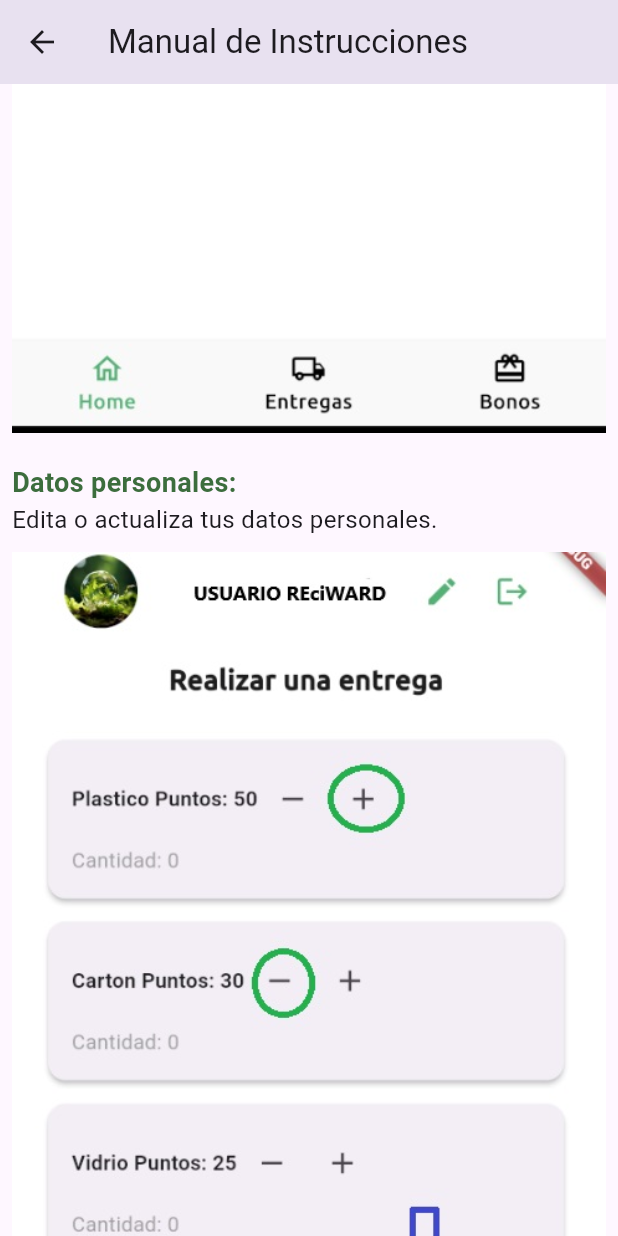
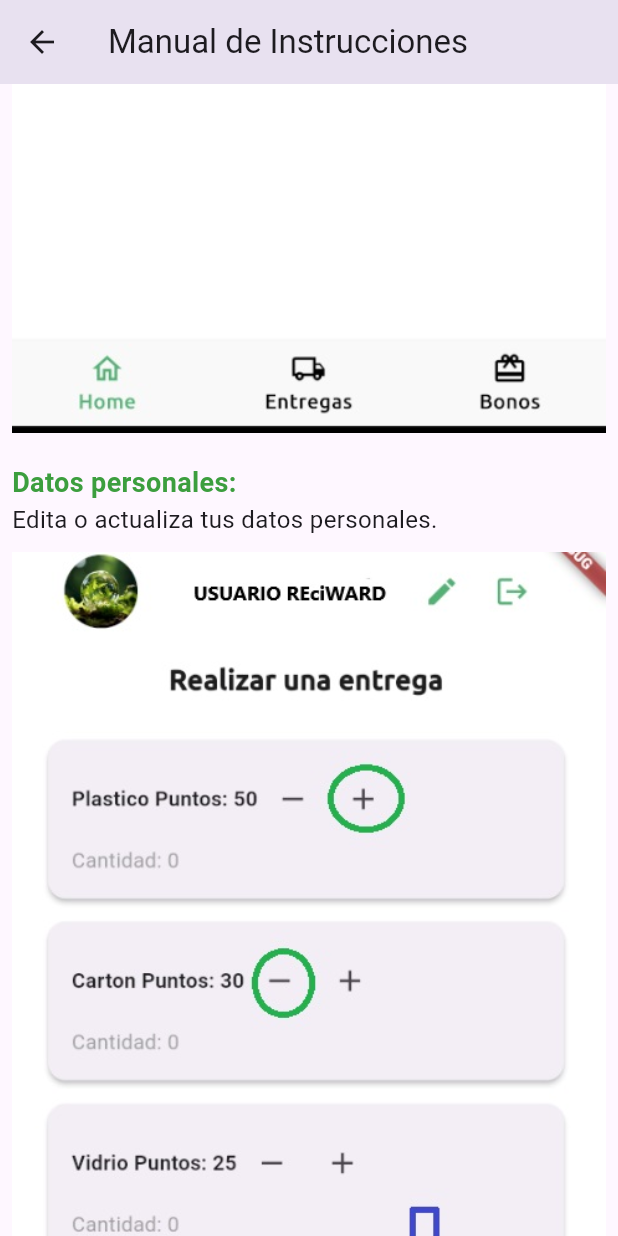
Before and after one commit to DanjVega001/Reci-ward, a Flutter app: the ManualUser screen opened by its route, scrolled down 576 dp, on a phone screen of 412 x 824 dp. Run offline on Flutter 3.47's test engine with Material 3 defaults, Android fonts, the phone set to English and light mode, and no system bars; our stand-ins replace dartz, dio, equatable, flutter_bloc, get_it, image_picker and 1 more; project files that could hold a hidden picture were left out.

Commit message:
TIPS EDITADO

```diff
--- a/reciward_flutter_app/lib/core/pages/home_page.dart
+++ b/reciward_flutter_app/lib/core/pages/home_page.dart
@@ -76,7 +76,7 @@ class _HomePageState extends State<HomePage> {
 Container(
   padding: const EdgeInsets.only(left: 15),
   child: const Text(
-    'Consejos Ambientales: Sé parte de la solución',
+    'CONSEJOS AMBIENTALES',
     style: TextStyle(
       fontSize: 19.0,
       fontWeight: FontWeight.w600,
--- a/reciward_flutter_app/lib/features/aprendiz/manual/pages/manual.dart
+++ b/reciward_flutter_app/lib/features/aprendiz/manual/pages/manual.dart
@@ -24,7 +24,7 @@ class ManualUser extends StatelessWidget {
                   style: TextStyle(
                     fontWeight: FontWeight.bold,
                     fontSize: 18.0,
-                    color:Color.fromARGB(255, 60, 109, 61), // Agrega el color verde aquí
+                    color:Color.fromARGB(255, 60, 158, 62), // Agrega el color verde aquí
                   ),
                 ),
                 const Text(
@@ -45,7 +45,7 @@ class ManualUser extends StatelessWidget {
                   style: TextStyle(
                     fontWeight: FontWeight.bold,
                     fontSize: 18.0,
-                    color:Color.fromARGB(255, 60, 109, 61), // Agrega el color verde aquí
+                    color:Color.fromARGB(255, 60, 158, 62), // Agrega el color verde aquí
                   ),
                 ),
                 const Text(
@@ -65,7 +65,7 @@ class ManualUser extends StatelessWidget {
                   style: TextStyle(
                     fontWeight: FontWeight.bold,
                     fontSize: 18.0,
-                    color:Color.fromARGB(255, 60, 109, 61), // Agrega el color verde aquí
+                    color:Color.fromARGB(255, 60, 158, 62), // Agrega el color verde aquí
                   ),
                 ),
                 const Text(
@@ -85,7 +85,7 @@ class ManualUser extends StatelessWidget {
                   style: TextStyle(
                     fontWeight: FontWeight.bold,
                     fontSize: 18.0,
-                    color:Color.fromARGB(255, 60, 109, 61), // Agrega el color verde aquí
+                    color:Color.fromARGB(255, 60, 158, 62), // Agrega el color verde aquí
                   ),
                 ),
                 const Text(
@@ -105,7 +105,7 @@ class ManualUser extends StatelessWidget {
                   style: TextStyle(
                     fontWeight: FontWeight.bold,
                     fontSize: 18.0,
-                    color:Color.fromARGB(255, 60, 109, 61), // Agrega el color verde aquí
+                    color:Color.fromARGB(255, 60, 158, 62), // Agrega el color verde aquí
                   ),
                 ),
                 const Text(
@@ -125,7 +125,7 @@ class ManualUser extends StatelessWidget {
                   style: TextStyle(
                     fontWeight: FontWeight.bold,
                     fontSize: 18.0,
-                    color:Color.fromARGB(255, 60, 109, 61), // Agrega el color verde aquí
+                    color:Color.fromARGB(255, 60, 158, 62), // Agrega el color verde aquí
                   ),
                 ),
                 const Text(
```
